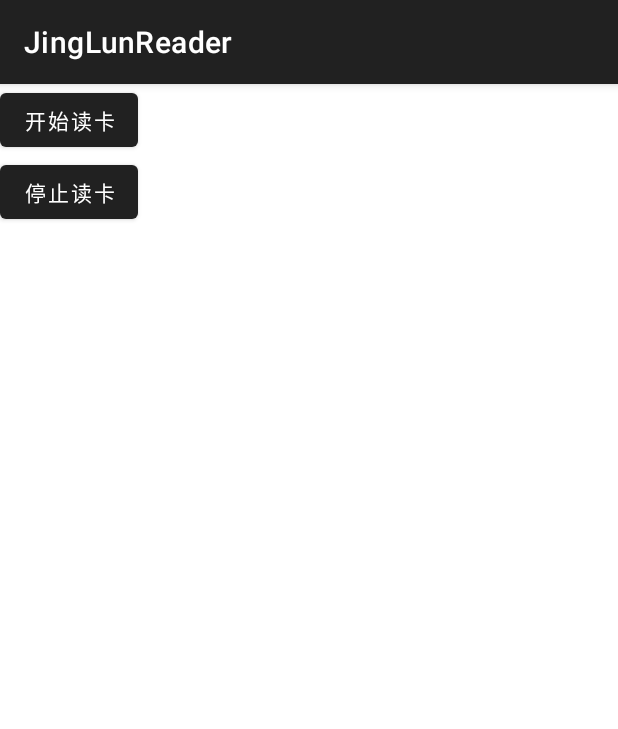
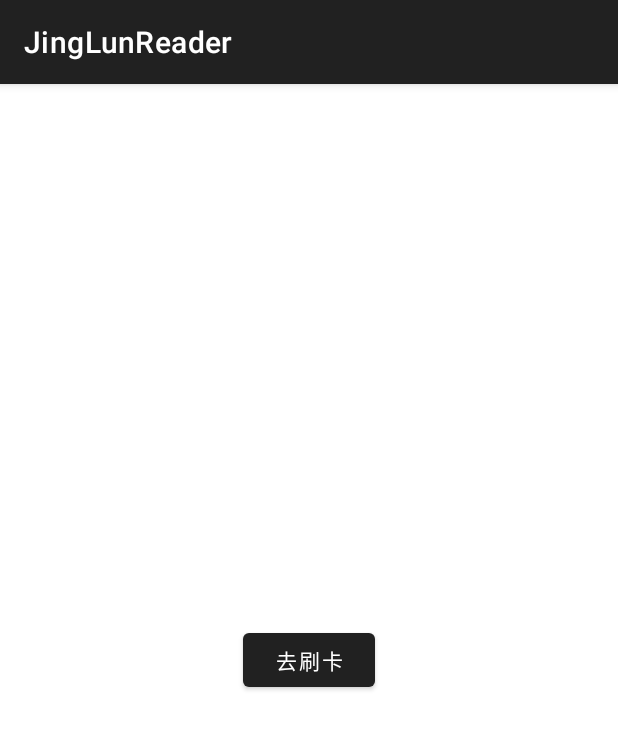
Before and after one commit to c786909486/JingLunReader, an Android app: the screen it shows after launch (MainActivity before the commit, FirstActivity after it), on a phone screen of 412 x 824 dp. Shown: the top 729 px of the screen. Run offline under Robolectric (Android 15) with nearby library versions, the phone set to English and light mode, and no system bars; our stand-ins replace data binding.

Commit message:
增加presenter判空

```diff
--- a/app/src/main/AndroidManifest.xml
+++ b/app/src/main/AndroidManifest.xml
@@ -14,6 +14,10 @@
         tools:targetApi="31">
         <activity
             android:name=".MainActivity"
+            android:exported="false">
+
+        </activity>
+        <activity android:name="com.yyt.jinglunreader.FirstActivity"
             android:exported="true">
             <intent-filter>
                 <action android:name="android.intent.action.MAIN" />
--- /dev/null
+++ b/app/src/main/java/com/yyt/jinglunreader/FirstActivity.kt
@@ -0,0 +1,25 @@
+package com.yyt.jinglunreader
+
+import android.content.Intent
+import android.os.Bundle
+import androidx.appcompat.app.AppCompatActivity
+import androidx.databinding.DataBindingUtil
+import com.yyt.jinglunreader.databinding.ActivityFirstBinding
+import com.yyt.jinglunreader.databinding.ActivityMainBinding
+
+/**
+ *@packageName com.yyt.jinglunreader
+ *@author kzcai
+ *@date 2023/6/28
+ */
+class FirstActivity:AppCompatActivity() {
+
+    lateinit var binding: ActivityFirstBinding
+    override fun onCreate(savedInstanceState: Bundle?) {
+        super.onCreate(savedInstanceState)
+        binding = DataBindingUtil.setContentView(this,R.layout.activity_first)
+        binding.tvToNext.setOnClickListener {
+            startActivity(Intent(this,MainActivity::class.java))
+        }
+    }
+}
--- a/app/src/main/java/com/yyt/jinglunreader/MainActivity.kt
+++ b/app/src/main/java/com/yyt/jinglunreader/MainActivity.kt
@@ -18,6 +18,8 @@ class MainActivity : AppCompatActivity() {
             IDCardReadPlugin.instance.startRead()
         }
 
+        IDCardReadPlugin.instance.startRead()
+
         binding.btnStop.setOnClickListener {
             IDCardReadPlugin.instance.stopRead()
         }
@@ -29,6 +31,7 @@ class MainActivity : AppCompatActivity() {
             ) {
 
                 binding.tvContent.text = cardInfo.address
+                finish()
             }
 
             override fun onGetCardId(cardNumber: String) {
@@ -45,4 +48,9 @@ class MainActivity : AppCompatActivity() {
 
         }
     }
+
+    override fun onDestroy() {
+        super.onDestroy()
+        IDCardReadPlugin.instance.release()
+    }
 }
--- /dev/null
+++ b/app/src/main/res/layout/activity_first.xml
@@ -0,0 +1,23 @@
+<?xml version="1.0" encoding="utf-8"?>
+<layout xmlns:android="http://schemas.android.com/apk/res/android"
+    xmlns:app="http://schemas.android.com/apk/res-auto">
+
+    <data>
+
+    </data>
+
+    <androidx.constraintlayout.widget.ConstraintLayout
+        android:layout_width="match_parent"
+        android:layout_height="match_parent">
+
+        <Button
+            android:id="@+id/tv_to_next"
+            android:layout_width="wrap_content"
+            android:layout_height="wrap_content"
+            android:text="去刷卡"
+            app:layout_constraintLeft_toLeftOf="parent"
+            app:layout_constraintRight_toRightOf="parent"
+            app:layout_constraintTop_toTopOf="parent"
+            app:layout_constraintBottom_toBottomOf="parent" />
+    </androidx.constraintlayout.widget.ConstraintLayout>
+</layout>
--- a/idCardReader/src/main/java/com/yyt/idcardreader/IDCardReadPlugin.kt
+++ b/idCardReader/src/main/java/com/yyt/idcardreader/IDCardReadPlugin.kt
@@ -29,7 +29,7 @@ class IDCardReadPlugin : IReaderView {
     }
 
 
-    private var presenter: ReaderPresenter? = ReaderPresenter(this)
+    private var presenter: ReaderPresenter?=null
     private val defaultOption: DeviceParamBean
         get() {
             val bean = DeviceParamBean()
@@ -50,6 +50,9 @@ class IDCardReadPlugin : IReaderView {
 
     fun startRead(param: DeviceParamBean? = null) {
         try{
+            if (presenter==null){
+                presenter = ReaderPresenter(this)
+            }
             presenter?.startReadcard(param ?: defaultOption)
         }catch (e:Exception){
             onReadListener?.onFail("读卡器开启失败，请检查是否连接读卡器")
```
